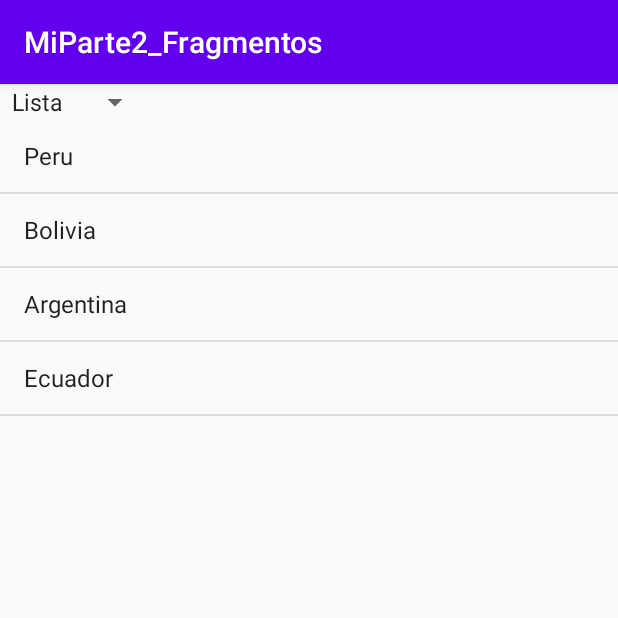
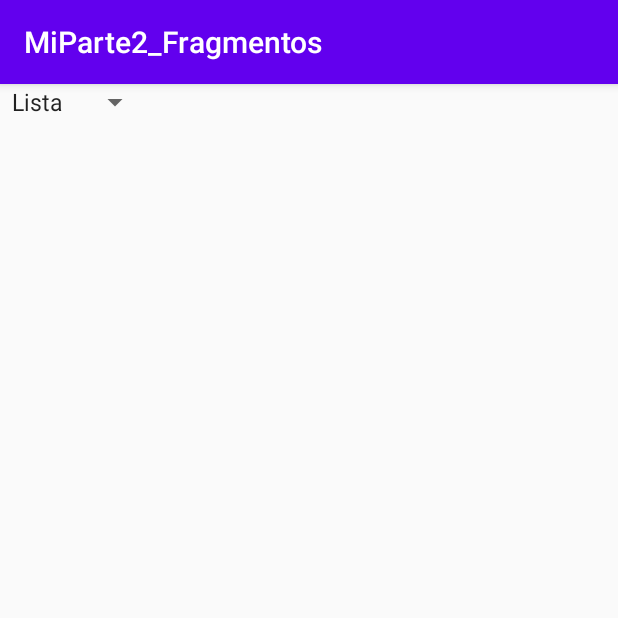
Before and after one commit to WCNosliwsys/MiParte2_Fragmentos_a1, an Android app: the screen it shows after launch (MainActivity), on a phone screen of 412 x 824 dp, the top half of it. Run offline under Robolectric (Android 15) with nearby library versions, the phone set to English and light mode, and no system bars.

```diff
--- a/app/src/main/java/com/ditec/miparte2_fragmentos/MainActivity.java
+++ b/app/src/main/java/com/ditec/miparte2_fragmentos/MainActivity.java
@@ -3,12 +3,29 @@ package com.ditec.miparte2_fragmentos;
 import androidx.appcompat.app.AppCompatActivity;
 
 import android.os.Bundle;
+import android.view.View;
+import android.widget.AdapterView;
+import android.widget.Spinner;
+import android.widget.Toast;
 
 public class MainActivity extends AppCompatActivity {
 
+    Spinner mispinner;
     @Override
     protected void onCreate(Bundle savedInstanceState) {
         super.onCreate(savedInstanceState);
         setContentView(R.layout.activity_main);
+        mispinner = findViewById(R.id.mispinner);
+        mispinner.setOnItemSelectedListener(new AdapterView.OnItemSelectedListener() {
+            @Override
+            public void onItemSelected(AdapterView<?> adapterView, View view, int i, long l) {
+                Toast.makeText(MainActivity.this,(String)mispinner.getSelectedItem() , Toast.LENGTH_SHORT).show();
+            }
+
+            @Override
+            public void onNothingSelected(AdapterView<?> adapterView) {
+
+            }
+        });
     }
 }
--- a/app/src/main/res/layout/activity_main.xml
+++ b/app/src/main/res/layout/activity_main.xml
@@ -7,12 +7,12 @@
     android:orientation="vertical"
     tools:context=".MainActivity">
     <Spinner
-        android:entries="@array/tipo"
+        android:id="@+id/mispinner"
         android:layout_width="wrap_content"
-        android:layout_height="wrap_content" />
-    <fragment
-        android:name="com.ditec.miparte2_fragmentos.ListaFragmento"
+        android:layout_height="wrap_content"
+        android:entries="@array/tipo" />
+    <FrameLayout
+        android:id="@+id/fragmento"
         android:layout_width="match_parent"
-        android:layout_height="match_parent"
-        android:id="@+id/mifragment"/>
+        android:layout_height="match_parent" />
 </LinearLayout>
```
Also changed, not shown: app/src/main/java/com/ditec/miparte2_fragmentos/GridFragmento.java (added, +24 -0 lines), app/src/main/res/layout/grid_fragmento.xml (added, +12 -0 lines).
